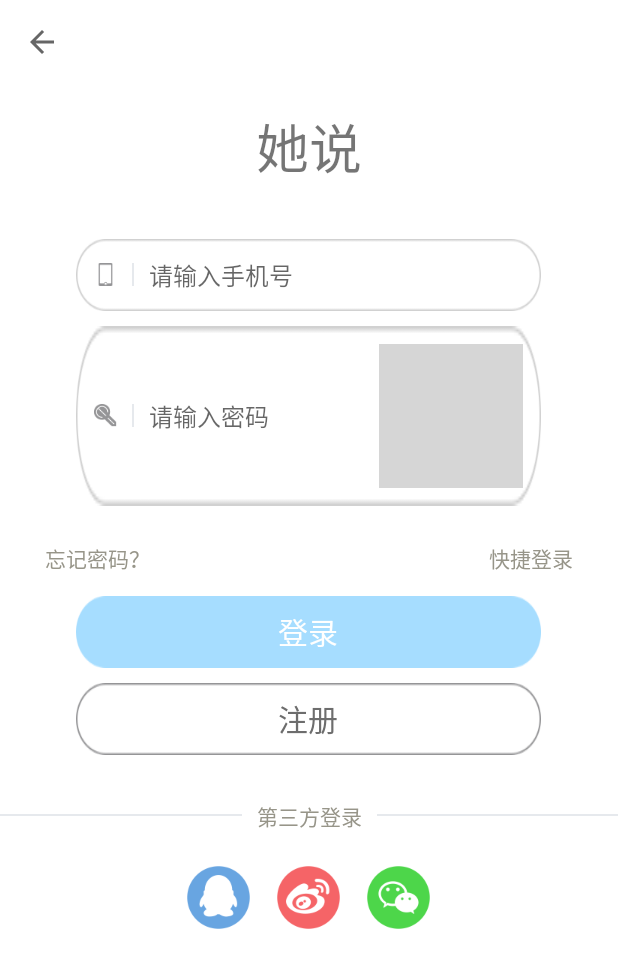
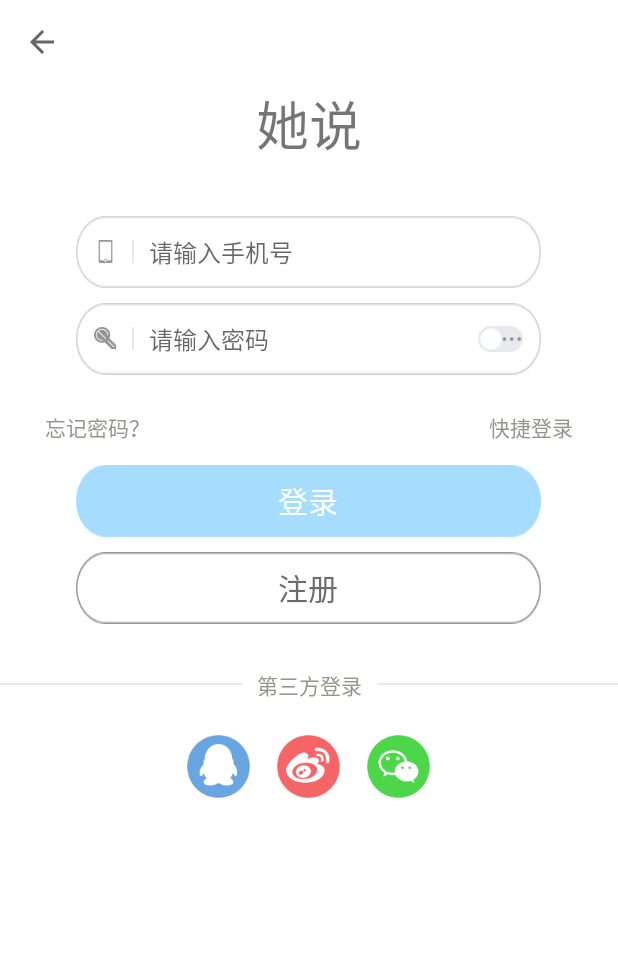
Before and after one commit to iiifi/iiifi-android-demo01, an Android app: the LoginActivity screen opened directly, with no data from a screen before it, on a phone screen of 412 x 824 dp. Shown: the top 968 px of the screen. Run offline under Robolectric (Android 15) with nearby library versions, the phone set to English and light mode, and no system bars; grey boxes are pictures that could not be loaded.

Commit message:
修改提示

```diff
--- a/app/src/main/res/layout/activity_login.xml
+++ b/app/src/main/res/layout/activity_login.xml
@@ -17,7 +17,6 @@
         android:layout_width="match_parent"
         android:layout_height="wrap_content"
         android:gravity="center"
-        android:layout_marginTop="15dp"
         android:layout_marginBottom="35dp"
         android:text="她说"
         android:textSize="35dp"
```
Also changed, not shown: app/src/main/res/mipmap-xhdpi/can_see.png (added), app/src/main/res/mipmap-xhdpi/login_register_code.png (added), app/src/main/res/mipmap-xhdpi/login_testgetcode_box.png (added), app/src/main/res/mipmap-xhdpi/not_see.png (added).
